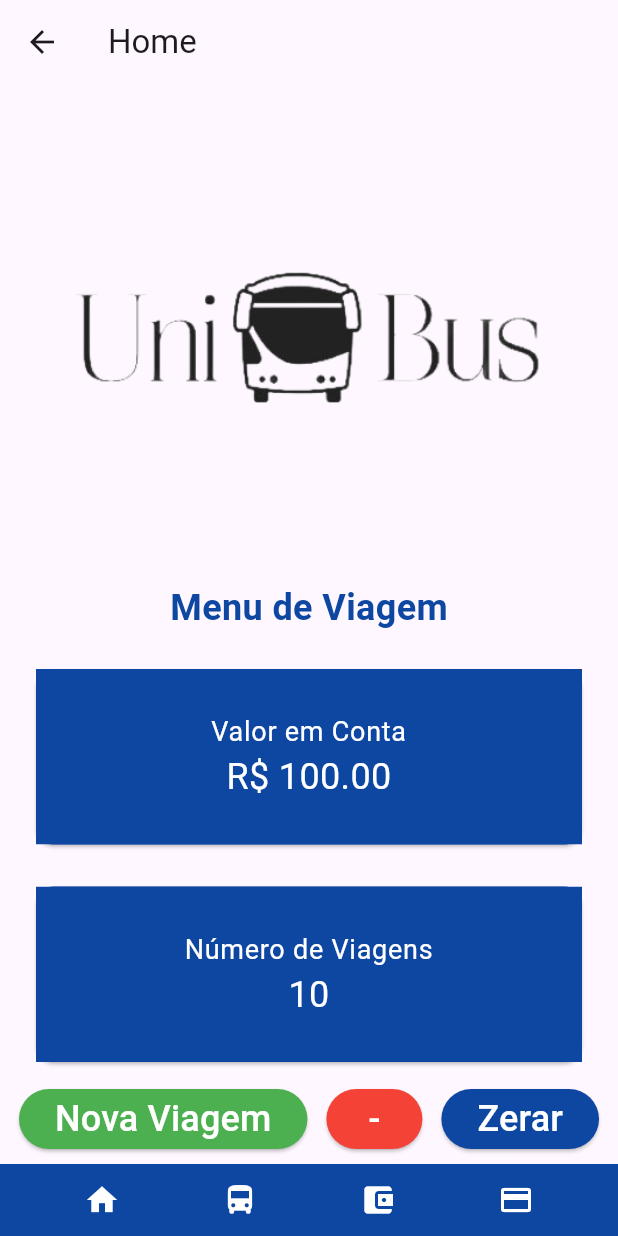
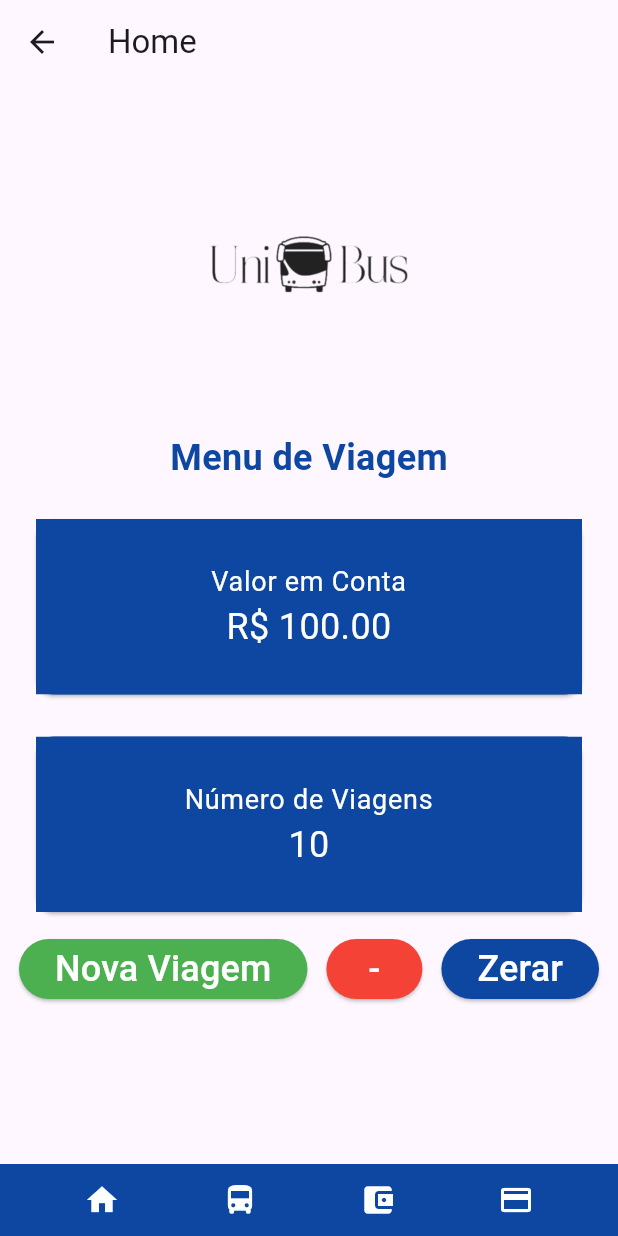
Before and after one commit to marcosmedeirros/ATUproject, a Flutter app: the Inicio screen opened directly, on a phone screen of 412 x 824 dp. Run offline on Flutter 3.47's test engine with Material 3 defaults, Android fonts, the phone set to English and light mode, and no system bars; our stand-ins replace webview_flutter.

Commit message:
Versão final do primeiro modelo

```diff
--- a/lib/screens/inicio.dart
+++ b/lib/screens/inicio.dart
@@ -103,8 +103,8 @@ class _InicioState extends State<Inicio> {
             padding: const EdgeInsets.all(1),
             child: Image.asset(
               'assets/images/logobus.png',
-              height: 300,
-              width: 350,
+              height: 200,
+              width: 150,
             ),
           ),
           // Título "Menu de Viagem"
--- a/lib/screens/login.dart
+++ b/lib/screens/login.dart
@@ -65,7 +65,7 @@ class LoginScreen extends StatelessWidget {
                       borderSide: BorderSide(color: Colors.black),
                     ),
                     labelText: 'Email',
-                    hintText: 'Entre com email Valido',
+                    hintText: 'Entre com email',
                     labelStyle: TextStyle(color: Colors.black),
                     hintStyle: TextStyle(color: Colors.black),
                   ),
```
